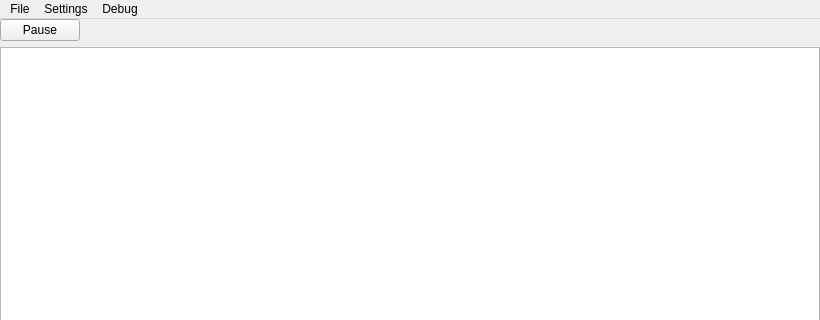
The window that ChonkyStation3/Frontend/UI/mainwindow.ui (liuk7071/ChonkyStation3) describes before a commit, drawn with Qt 5; both pictures show x 0 to 820 and y 0 to 320 of the 820 by 605 pixel window.
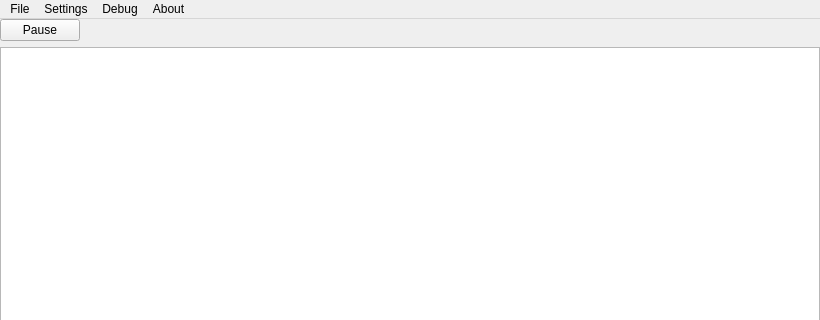
The same window after the commit.

Commit message: OS: sys_memory_allocate_from_container, Frontend: Add About window

```diff
--- a/ChonkyStation3/Frontend/UI/mainwindow.ui
+++ b/ChonkyStation3/Frontend/UI/mainwindow.ui
@@ -107,9 +107,16 @@
     <addaction name="separator"/>
     <addaction name="actionReplay_RSX_Capture"/>
    </widget>
+   <widget class="QMenu" name="menuAbout">
+    <property name="title">
+     <string>About</string>
+    </property>
+    <addaction name="actionAbout_ChonkyStation3"/>
+   </widget>
    <addaction name="menuFile"/>
    <addaction name="menuSettings"/>
    <addaction name="menuDebug"/>
+   <addaction name="menuAbout"/>
   </widget>
   <widget class="QStatusBar" name="statusbar"/>
   <action name="actionOpen_ELF">
```
Left out of the diff: 5 changed lines with no effect on the pictures. The commit also changes 15 other files.
